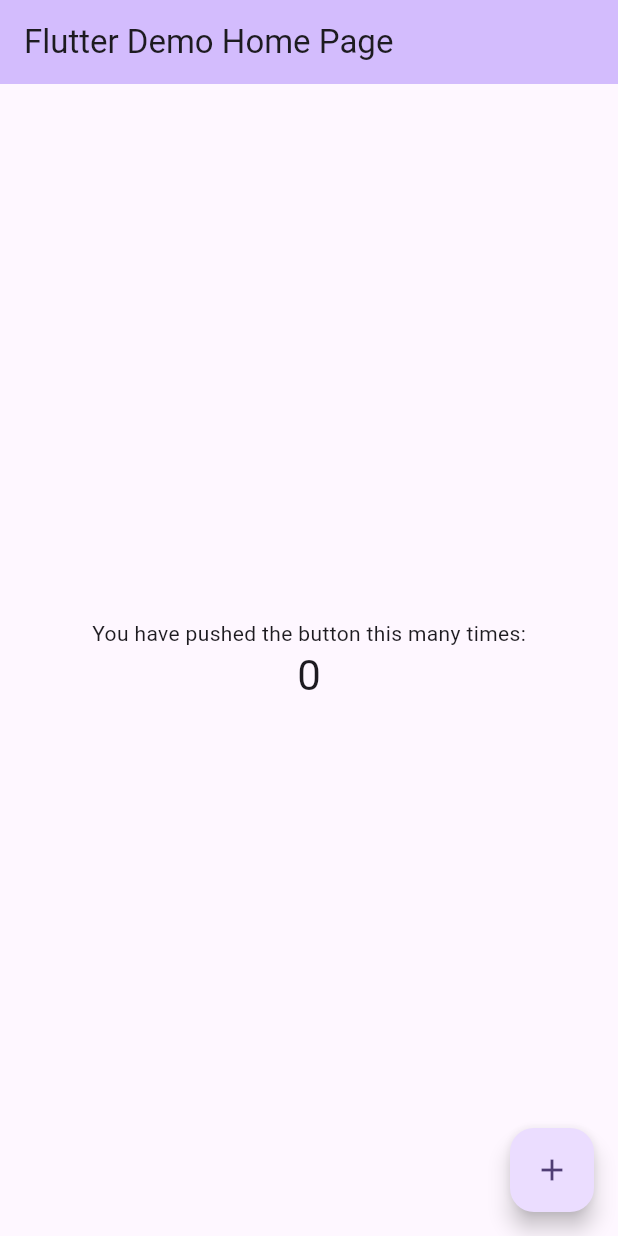
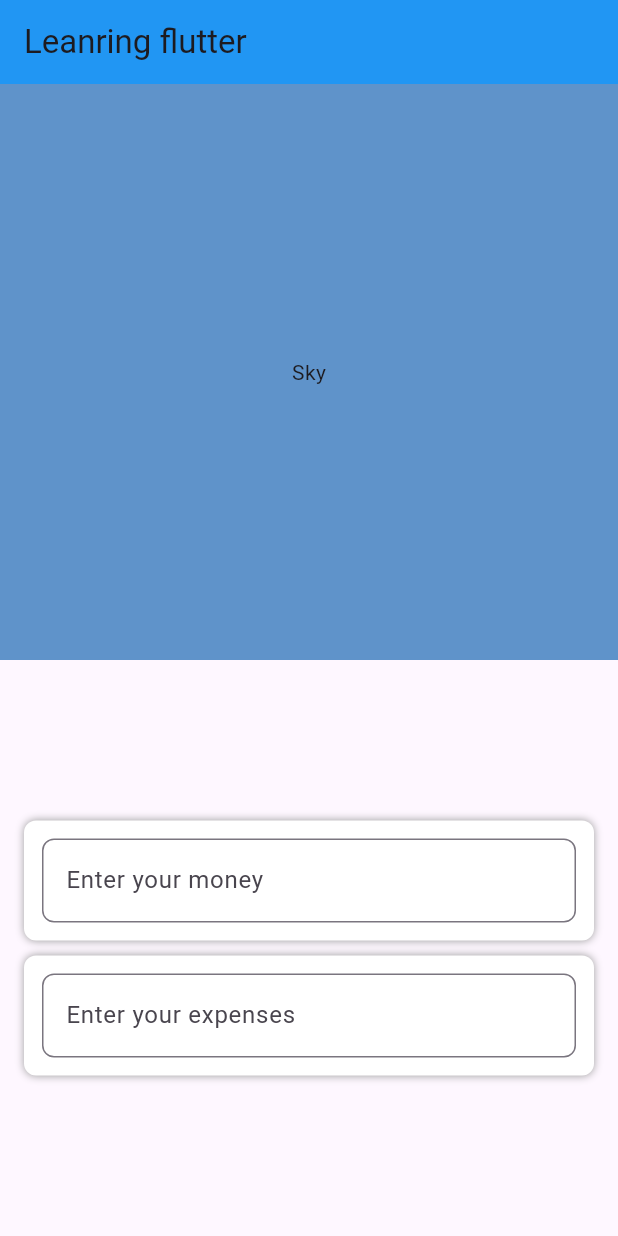
Before and after one commit to DanielGuerrero666/Bankdom, a Flutter app: the screen it shows after launch, on a phone screen of 412 x 824 dp. Run offline on Flutter 3.47's test engine with Material 3 defaults, Android fonts, the phone set to English and light mode, and no system bars.

Commit message:
Refactor main.dart: Update home page title and remove unnecessary comments; add money and expenses input fields

```diff
--- a/bankdom_project_v0/lib/main.dart
+++ b/bankdom_project_v0/lib/main.dart
@@ -7,45 +7,20 @@
 class MyApp extends StatelessWidget {
   const MyApp({super.key});
 
-  // This widget is the root of your application.
   @override
   Widget build(BuildContext context) {
     return MaterialApp(
       title: 'Flutter Demo',
       theme: ThemeData(
-        // This is the theme of your application.
-        //
-        // TRY THIS: Try running your application with "flutter run". You'll see
-        // the application has a purple toolbar. Then, without quitting the app,
-        // try changing the seedColor in the colorScheme below to Colors.green
-        // and then invoke "hot reload" (save your changes or press the "hot
-        // reload" button in a Flutter-supported IDE, or press "r" if you used
-        // the command line to start the app).
-        //
-        // Notice that the counter didn't reset back to zero; the application
-        // state is not lost during the reload. To reset the state, use hot
-        // restart instead.
-        //
-        // This works for code too, not just values: Most code changes can be
-        // tested with just a hot reload.
         colorScheme: ColorScheme.fromSeed(seedColor: Colors.deepPurple),
       ),
-      home: const MyHomePage(title: 'Flutter Demo Home Page'),
+      home: const MyHomePage(title: 'Leanring flutter'),
     );
   }
 }
 
 class MyHomePage extends StatefulWidget {
   const MyHomePage({super.key, required this.title});
-
-  // This widget is the home page of your application. It is stateful, meaning
-  // that it has a State object (defined below) that contains fields that affect
-  // how it looks.
-
-  // This class is the configuration for the state. It holds the values (in this
-  // case the title) provided by the parent (in this case the App widget) and
-  // used by the build method of the State. Fields in a Widget subclass are
-  // always marked "final".
 
   final String title;
 
@@ -54,69 +29,96 @@
 }
 
 class _MyHomePageState extends State<MyHomePage> {
-  int _counter = 0;
 
-  void _incrementCounter() {
-    setState(() {
-      // This call to setState tells the Flutter framework that something has
-      // changed in this State, which causes it to rerun the build method below
-      // so that the display can reflect the updated values. If we changed
-      // _counter without calling setState(), then the build method would not be
-      // called again, and so nothing would appear to happen.
-      _counter++;
-    });
+  final TextEditingController _moneycontroller = TextEditingController();
+  final TextEditingController _expensescontroller = TextEditingController();
+
+  @override
+  void initState() {
+    super.initState();
+  }
+
+  @override
+  void dispose() {
+    _moneycontroller.dispose();
+    _expensescontroller.dispose();
+    super.dispose();
   }
 
   @override
   Widget build(BuildContext context) {
-    // This method is rerun every time setState is called, for instance as done
-    // by the _incrementCounter method above.
-    //
-    // The Flutter framework has been optimized to make rerunning build methods
-    // fast, so that you can just rebuild anything that needs updating rather
-    // than having to individually change instances of widgets.
     return Scaffold(
       appBar: AppBar(
-        // TRY THIS: Try changing the color here to a specific color (to
-        // Colors.amber, perhaps?) and trigger a hot reload to see the AppBar
-        // change color while the other colors stay the same.
-        backgroundColor: Theme.of(context).colorScheme.inversePrimary,
-        // Here we take the value from the MyHomePage object that was created by
-        // the App.build method, and use it to set our appbar title.
+        backgroundColor: Colors.blue,
         title: Text(widget.title),
       ),
-      body: Center(
-        // Center is a layout widget. It takes a single child and positions it
-        // in the middle of the parent.
-        child: Column(
-          // Column is also a layout widget. It takes a list of children and
-          // arranges them vertically. By default, it sizes itself to fit its
-          // children horizontally, and tries to be as tall as its parent.
-          //
-          // Column has various properties to control how it sizes itself and
-          // how it positions its children. Here we use mainAxisAlignment to
-          // center the children vertically; the main axis here is the vertical
-          // axis because Columns are vertical (the cross axis would be
-          // horizontal).
-          //
-          // TRY THIS: Invoke "debug painting" (choose the "Toggle Debug Paint"
-          // action in the IDE, or press "p" in the console), to see the
-          // wireframe for each widget.
-          mainAxisAlignment: MainAxisAlignment.center,
-          children: <Widget>[
-            const Text('You have pushed the button this many times:'),
-            Text(
-              '$_counter',
-              style: Theme.of(context).textTheme.headlineMedium,
+      body: Column(
+        children: [
+          Expanded(
+            child: Container(
+              color: const Color.fromARGB(255, 95, 147, 202),
+              child: Center(
+                child: Text('Sky'),
+              ),
             ),
-          ],
-        ),
+          ),
+          Expanded(
+            child: Container(
+              color: const Color.fromARGB(0, 0, 0, 0),
+              padding: EdgeInsets.all(16),
+              child: Column(
+                crossAxisAlignment: CrossAxisAlignment.start,
+                mainAxisAlignment: MainAxisAlignment.center,
+                children: [
+                  // Money
+                  Container(
+                    alignment: Alignment.centerLeft,
+                    padding: EdgeInsets.all(12),
+                    decoration: BoxDecoration(
+                      color: Colors.white,
+                      borderRadius: BorderRadius.circular(8),
+                      boxShadow: [
+                        BoxShadow(color: Colors.grey, blurRadius: 4),
+                      ],
+                    ),
+                    child: TextField(
+                      controller: _moneycontroller,
+                      decoration: InputDecoration(
+                        hintText: 'Enter your money',
+                        border: OutlineInputBorder(
+                          borderRadius: BorderRadius.circular(8),
+                        ),
+                      ),
+                    ),
+                  ),
+                  SizedBox(height: 10),
+                  // Expenses
+                  Container(
+                    alignment: Alignment.centerLeft,
+                    padding: EdgeInsets.all(12),
+                    decoration: BoxDecoration(
+                      color: Colors.white,
+                      borderRadius: BorderRadius.circular(8),
+                      boxShadow: [
+                        BoxShadow(color: Colors.grey, blurRadius: 4),
+                      ],
+                    ),
+                    child: TextField(
+                      controller: _expensescontroller,
+                      decoration: InputDecoration(
+                        hintText: 'Enter your expenses',
+                        border: OutlineInputBorder(
+                          borderRadius: BorderRadius.circular(8),
+                        ),
+                      ),
+                    ),
+                  ),
+                ],
+              )
+            ),
+          ),
+        ],
       ),
-      floatingActionButton: FloatingActionButton(
-        onPressed: _incrementCounter,
-        tooltip: 'Increment',
-        child: const Icon(Icons.add),
-      ), // This trailing comma makes auto-formatting nicer for build methods.
     );
   }
 }
```
